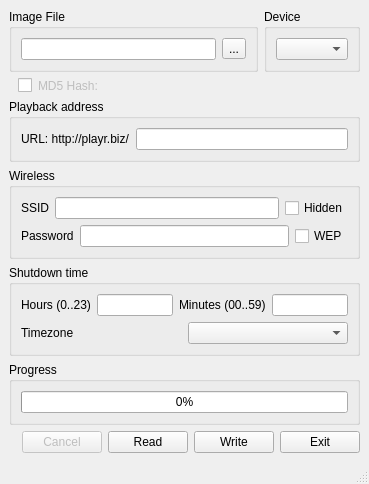
The window that src/mainwindow.ui (bizplay/win32-disk-imager) describes before a commit, drawn with Qt 5.
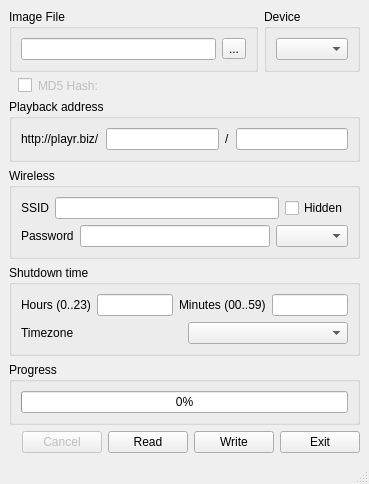
The same window after the commit. Icons and pictures are not drawn.

Commit message: changed the target url into two entry fields for cin and channel id, fixed some issues of wireless connection configuration, changed WEP chackbox to drop down

What changed in the file:
```diff
--- a/src/mainwindow.ui
+++ b/src/mainwindow.ui
@@ -149,11 +149,7 @@
             <widget class="QLineEdit" name="lePassword"/>
            </item>
            <item>
-            <widget class="QCheckBox" name="cbWEP">
-             <property name="text">
-              <string>WEP</string>
-             </property>
-            </widget>
+            <widget class="QComboBox" name="cbWPA_WEP"/>
            </item>
           </layout>
          </item>
@@ -396,12 +392,30 @@
          <item>
           <widget class="QLabel" name="lbTarget">
            <property name="text">
-            <string>URL: http://playr.biz/</string>
+            <string>http://playr.biz/</string>
            </property>
           </widget>
          </item>
          <item>
-          <widget class="QLineEdit" name="leTarget"/>
+          <widget class="QLineEdit" name="leCIN">
+           <property name="maxLength">
+            <number>4</number>
+           </property>
+          </widget>
+         </item>
+         <item>
+          <widget class="QLabel" name="label_4">
+           <property name="text">
+            <string>/</string>
+           </property>
+          </widget>
+         </item>
+         <item>
+          <widget class="QLineEdit" name="leChannelID">
+           <property name="maxLength">
+            <number>6</number>
+           </property>
+          </widget>
          </item>
         </layout>
        </item>
```
Left out of the diff: 19 changed lines with no effect on the pictures. The commit also changes 3 other files.
